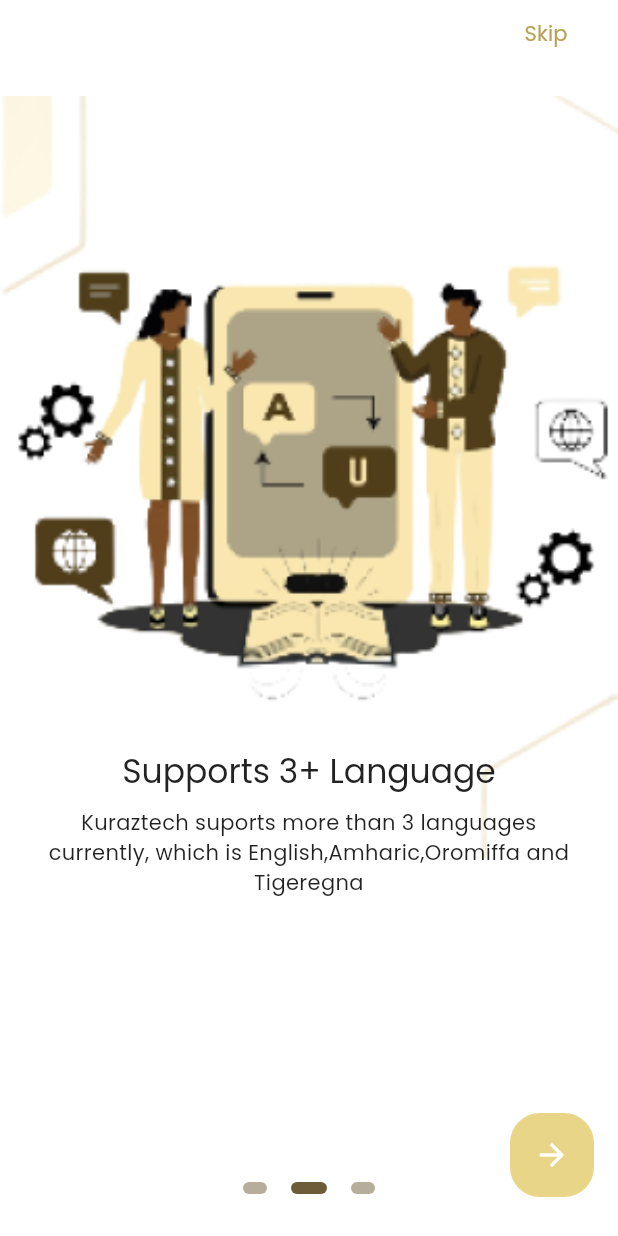
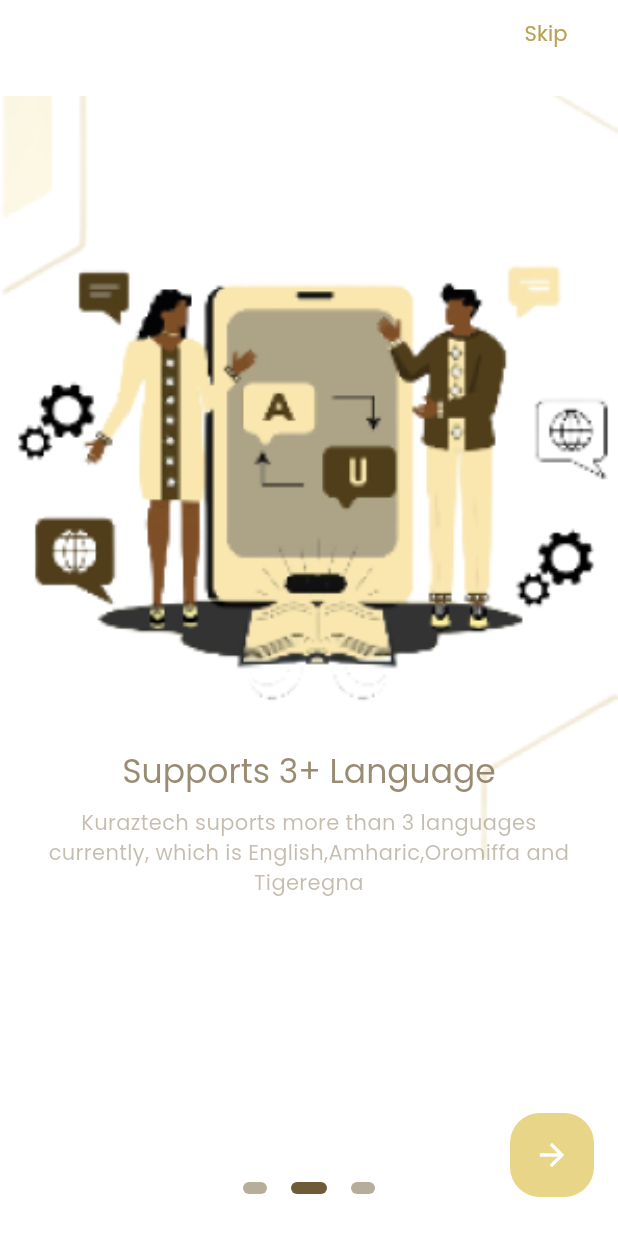
Before and after one commit to haile-kuraz/Quiz_App, a Flutter app: the screen it shows after launch, swiped to page 2, on a phone screen of 412 x 824 dp. Run offline on Flutter 3.47's test engine with Material 2 defaults, Android fonts, the phone set to English and light mode, and no system bars; drawn by our look-alikes of flutter_onboarding_slider; our stand-ins replace assets_audio_player, avatar_glow, flutter_animate.

Commit message:
update has been done

```diff
--- a/quizapp/lib/Pages/OnbordingScreen.dart
+++ b/quizapp/lib/Pages/OnbordingScreen.dart
@@ -14,7 +14,8 @@
     // PeriferianceUpdate =
     //     Provider.of<PeriferanceDataProvider>(context, listen: false);
     Size size = MediaQuery.of(context).size;
-    return Scaffold(
+    return SafeArea(
+      child: Scaffold(
         backgroundColor: Theme.of(context).colorScheme.background,
         body: OnBoardingSlider(
             onFinish: () async {
@@ -72,12 +73,21 @@
                       padding: const EdgeInsets.all(8.0),
                       child: Text(
                         'Wellcome to Kuraztech ',
-                      style: Theme.of(context).textTheme.titleLarge,
+                        style: Theme.of(context).textTheme.titleLarge?.copyWith(
+                              color: Theme.of(context)
+                                  .colorScheme
+                                  .tertiaryContainer
+                                  .withOpacity(0.7),
+                            ),
                       ),
                     ),
                     Text(
                       "Take your exam preparation to new heights with our interactive Quiz App, offering a vibrant and immersive learning experience.",
-                    style: Theme.of(context).textTheme.bodyMedium,
+                      style: Theme.of(context).textTheme.bodyMedium?.copyWith(
+                          color: Theme.of(context)
+                              .colorScheme
+                              .tertiaryContainer
+                              .withOpacity(0.4)),
                       textAlign: TextAlign.center,
                     ),
                   ],
@@ -98,12 +108,21 @@
                       padding: const EdgeInsets.all(8.0),
                       child: Text(
                         'Supports 3+ Language',
-                      style: Theme.of(context).textTheme.titleLarge,
+                        style: Theme.of(context).textTheme.titleLarge?.copyWith(
+                              color: Theme.of(context)
+                                  .colorScheme
+                                  .tertiaryContainer
+                                  .withOpacity(0.7),
+                            ),
                       ),
                     ),
                     Text(
                       "Kuraztech suports more than 3 languages currently, which is English,Amharic,Oromiffa and Tigeregna",
-                    style: Theme.of(context).textTheme.bodyMedium,
+                      style: Theme.of(context).textTheme.bodyMedium?.copyWith(
+                          color: Theme.of(context)
+                              .colorScheme
+                              .tertiaryContainer
+                              .withOpacity(0.4)),
                       textAlign: TextAlign.center,
                     ),
                   ],
@@ -124,18 +143,28 @@
                       padding: const EdgeInsets.all(8.0),
                       child: Text(
                         'Have 20+ Categories  ',
-                      style: Theme.of(context).textTheme.titleLarge,
+                        style: Theme.of(context).textTheme.titleLarge?.copyWith(
+                              color: Theme.of(context)
+                                  .colorScheme
+                                  .tertiaryContainer
+                                  .withOpacity(0.7),
+                            ),
                       ),
                     ),
                     Text(
                       "QuizApp suports more than 20 Categories currently, and these Categories are divided in to Three.",
-                    style: Theme.of(context).textTheme.bodyMedium,
+                      style: Theme.of(context).textTheme.bodyMedium?.copyWith(
+                          color: Theme.of(context)
+                              .colorScheme
+                              .tertiaryContainer
+                              .withOpacity(0.4)),
                       textAlign: TextAlign.center,
                     ),
                   ],
                 ),
               ),
             ]),
+      ),
     );
   }
 }
--- a/quizapp/lib/Pages/signIn_page.dart
+++ b/quizapp/lib/Pages/signIn_page.dart
@@ -1,5 +1,5 @@
-import 'dart:ui' as ui;
 import 'package:flutter/material.dart';
+import 'package:flutter_animate/flutter_animate.dart';
 
 import '../../Util/Paiter.dart';
 import '../Widgets/DefaultTextformFild.dart';
@@ -38,7 +38,15 @@
                 SizedBox(
                   height: size.height * 0.05,
                 ),
-                Form(
+                Animate(
+                  effects: const [
+                    FadeEffect(),
+                    MoveEffect(
+                      begin: Offset(0, 50),
+                      duration: Duration(seconds: 1),
+                    )
+                  ],
+                  child: Form(
                     child: Padding(
                       padding: const EdgeInsets.symmetric(
                           horizontal: 20.0, vertical: 10),
@@ -112,6 +120,7 @@
                       ),
                     ),
                   ),
+                ),
               ],
             ),
           ),
--- a/quizapp/lib/Pages/signUp_page.dart
+++ b/quizapp/lib/Pages/signUp_page.dart
@@ -1,6 +1,5 @@
 import 'package:flutter/material.dart';
 import 'package:avatar_glow/avatar_glow.dart';
-import 'package:flutter/services.dart';
 import 'package:flutter_animate/flutter_animate.dart';
 
 import '../Widgets/DefaultTextformFild.dart';
--- a/quizapp/lib/Util/Paiter.dart
+++ b/quizapp/lib/Util/Paiter.dart
@@ -8,7 +8,7 @@
   void paint(Canvas canvas, Size size) {
     // Layer 1
 
-    Paint paint_fill_0 = Paint()
+    Paint paintFill0 = Paint()
       ..color = Theme.of(context).colorScheme.primary
       ..style = PaintingStyle.fill
       ..strokeWidth = size.width * 0.00
@@ -33,7 +33,7 @@
     path_0.lineTo(size.width * 0.0013889, 0);
     path_0.close();
 
-    canvas.drawPath(path_0, paint_fill_0);
+    canvas.drawPath(path_0, paintFill0);
 
     // Layer 1
 
```
Lines whose indentation alone changed are shown as unchanged.
